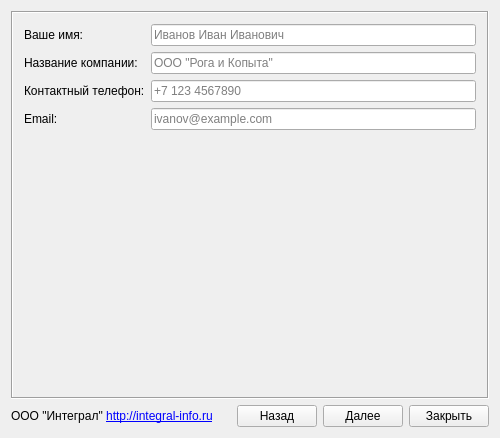
First picture: the form in MainWindow.ui, repository ultra-sw/its-scanner, before the edit.
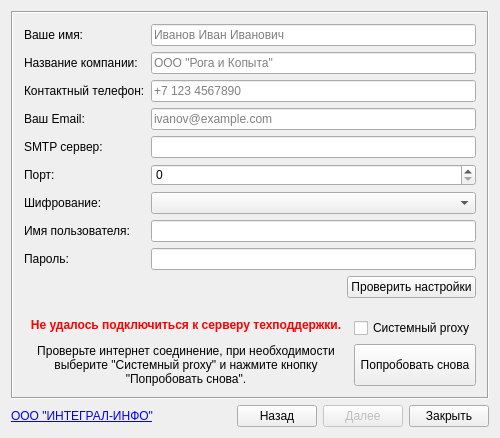
Second picture: the form after the edit. The open tabs and pages were chosen to show the change. Icons and pictures are not drawn.

Commit message: Переделал логику работы приложения: теперь настройки почты указываются на стороне клиента. Также появилась возможность выбора очереди поддержки из скпискаЮ указываемого в ini файле на сервере.

```diff
--- a/MainWindow.ui
+++ b/MainWindow.ui
@@ -36,6 +36,8 @@
        <number>3</number>
       </property>
       <widget class="QWidget" name="contacts_page">
+       <layout class="QVBoxLayout" name="verticalLayout_6">
+        <item>
        <layout class="QFormLayout" name="formLayout">
         <item row="0" column="0">
          <widget class="QLabel" name="name_edit_label">
@@ -100,7 +102,7 @@
         <item row="3" column="0">
          <widget class="QLabel" name="email_edit_label">
           <property name="text">
-           <string>Email:</string>
+             <string>Ваш Email:</string>
           </property>
           <property name="buddy">
            <cstring>email_edit</cstring>
@@ -120,6 +122,197 @@
           </property>
          </widget>
         </item>
+          <item row="4" column="0">
+           <widget class="QLabel" name="smtp_address_edit_label">
+            <property name="text">
+             <string>SMTP сервер:</string>
+            </property>
+            <property name="buddy">
+             <cstring>smtp_address_edit</cstring>
+            </property>
+           </widget>
+          </item>
+          <item row="4" column="1">
+           <widget class="QLineEdit" name="smtp_address_edit">
+            <property name="inputMask">
+             <string/>
+            </property>
+            <property name="text">
+             <string/>
+            </property>
+           </widget>
+          </item>
+          <item row="5" column="0">
+           <widget class="QLabel" name="smtp_port_spin_box_label">
+            <property name="text">
+             <string>Порт:</string>
+            </property>
+            <property name="buddy">
+             <cstring>smtp_port_spin_box</cstring>
+            </property>
+           </widget>
+          </item>
+          <item row="5" column="1">
+           <widget class="QSpinBox" name="smtp_port_spin_box">
+            <property name="maximum">
+             <number>65535</number>
+            </property>
+           </widget>
+          </item>
+          <item row="6" column="0">
+           <widget class="QLabel" name="smtp_encryption_combo_box_label">
+            <property name="text">
+             <string>Шифрование:</string>
+            </property>
+            <property name="buddy">
+             <cstring>smtp_encryption_combo_box</cstring>
+            </property>
+           </widget>
+          </item>
+          <item row="6" column="1">
+           <widget class="QComboBox" name="smtp_encryption_combo_box"/>
+          </item>
+          <item row="7" column="0">
+           <widget class="QLabel" name="smtp_username_edit_label">
+            <property name="text">
+             <string>Имя пользователя:</string>
+            </property>
+            <property name="buddy">
+             <cstring>smtp_username_edit</cstring>
+            </property>
+           </widget>
+          </item>
+          <item row="7" column="1">
+           <widget class="QLineEdit" name="smtp_username_edit">
+            <property name="inputMask">
+             <string/>
+            </property>
+            <property name="text">
+             <string/>
+            </property>
+           </widget>
+          </item>
+          <item row="8" column="0">
+           <widget class="QLabel" name="smtp_password_edit_label">
+            <property name="text">
+             <string>Пароль:</string>
+            </property>
+            <property name="buddy">
+             <cstring>smtp_password_edit</cstring>
+            </property>
+           </widget>
+          </item>
+          <item row="8" column="1">
+           <widget class="QLineEdit" name="smtp_password_edit">
+            <property name="echoMode">
+             <enum>QLineEdit::Password</enum>
+            </property>
+           </widget>
+          </item>
+          <item row="9" column="1">
+           <layout class="QHBoxLayout" name="horizontalLayout_8">
+            <item>
+             <spacer name="horizontalSpacer_8">
+              <property name="orientation">
+               <enum>Qt::Horizontal</enum>
+              </property>
+              <property name="sizeHint" stdset="0">
+               <size>
+                <width>40</width>
+                <height>20</height>
+               </size>
+              </property>
+             </spacer>
+            </item>
+            <item>
+             <widget class="QPushButton" name="check_settings_btn">
+              <property name="text">
+               <string>Проверить настройки</string>
+              </property>
+             </widget>
+            </item>
+           </layout>
+          </item>
+         </layout>
+        </item>
+        <item>
+         <spacer name="verticalSpacer">
+          <property name="orientation">
+           <enum>Qt::Vertical</enum>
+          </property>
+          <property name="sizeHint" stdset="0">
+           <size>
+            <width>20</width>
+            <height>93</height>
+           </size>
+          </property>
+         </spacer>
+        </item>
+        <item>
+         <widget class="QWidget" name="connect_widget" native="true">
+          <layout class="QHBoxLayout" name="horizontalLayout_6">
+           <property name="leftMargin">
+            <number>0</number>
+           </property>
+           <property name="topMargin">
+            <number>0</number>
+           </property>
+           <property name="rightMargin">
+            <number>0</number>
+           </property>
+           <property name="bottomMargin">
+            <number>0</number>
+           </property>
+           <item>
+            <widget class="QLabel" name="connect_error_label">
+             <property name="sizePolicy">
+              <sizepolicy hsizetype="Expanding" vsizetype="Preferred">
+               <horstretch>0</horstretch>
+               <verstretch>0</verstretch>
+              </sizepolicy>
+             </property>
+             <property name="text">
+              <string>&lt;html&gt;&lt;head/&gt;&lt;body&gt;&lt;p&gt;&lt;span style=&quot; font-weight:600; color:#ff0000;&quot;&gt;Не удалось подключиться к серверу техподдержки.&lt;/span&gt;&lt;/p&gt;&lt;p&gt;&lt;span style=&quot; color:#000000;&quot;&gt;Проверьте интернет соединение, при необходимости выберите &amp;quot;Системный proxy&amp;quot; и нажмите кнопку &amp;quot;Попробовать снова&amp;quot;.&lt;/span&gt;&lt;/p&gt;&lt;/body&gt;&lt;/html&gt;</string>
+             </property>
+             <property name="alignment">
+              <set>Qt::AlignCenter</set>
+             </property>
+             <property name="wordWrap">
+              <bool>true</bool>
+             </property>
+            </widget>
+           </item>
+           <item>
+            <layout class="QVBoxLayout" name="verticalLayout_5">
+             <item>
+              <widget class="QCheckBox" name="system_proxy_check_box">
+               <property name="text">
+                <string>Системный proxy</string>
+               </property>
+              </widget>
+             </item>
+             <item>
+              <widget class="QPushButton" name="check_connect_btn">
+               <property name="sizePolicy">
+                <sizepolicy hsizetype="Minimum" vsizetype="Minimum">
+                 <horstretch>0</horstretch>
+                 <verstretch>0</verstretch>
+                </sizepolicy>
+               </property>
+               <property name="text">
+                <string>Попробовать снова</string>
+               </property>
+               <property name="icon">
+                <iconset resource="TechSupport.qrc">
+                 <normaloff>:/resources/Refresh.png</normaloff>:/resources/Refresh.png</iconset>
+               </property>
+              </widget>
+             </item>
+            </layout>
+           </item>
+          </layout>
+         </widget>
+        </item>
        </layout>
       </widget>
       <widget class="QWidget" name="info_page">
@@ -438,7 +631,7 @@
       <item>
        <widget class="QLabel" name="label_2">
         <property name="text">
-         <string>&lt;html&gt;&lt;head/&gt;&lt;body&gt;&lt;p&gt;ООО &amp;quot;Интеграл&amp;quot; &lt;a href=&quot;http://integral-info.ru&quot;&gt;&lt;span style=&quot; text-decoration: underline; color:#0000ff;&quot;&gt;http://integral-info.ru&lt;/span&gt;&lt;/a&gt;&lt;/p&gt;&lt;/body&gt;&lt;/html&gt;</string>
+         <string>&lt;html&gt;&lt;head/&gt;&lt;body&gt;&lt;p&gt;&lt;a href=&quot;http://integral-info.ru&quot;&gt;&lt;span style=&quot; text-decoration: underline; color:#0000ff;&quot;&gt;ООО &amp;quot;ИНТЕГРАЛ-ИНФО&amp;quot;&lt;/span&gt;&lt;/a&gt;&lt;/p&gt;&lt;/body&gt;&lt;/html&gt;</string>
         </property>
        </widget>
       </item>
@@ -468,6 +661,9 @@
       </item>
       <item>
        <widget class="QPushButton" name="next_btn">
+        <property name="enabled">
+         <bool>false</bool>
+        </property>
         <property name="text">
          <string>Далее</string>
         </property>
```
Left out of the diff: 80 changed lines with no effect on the pictures. Lines whose indentation alone changed are shown as unchanged. The commit also changes 11 other files.
